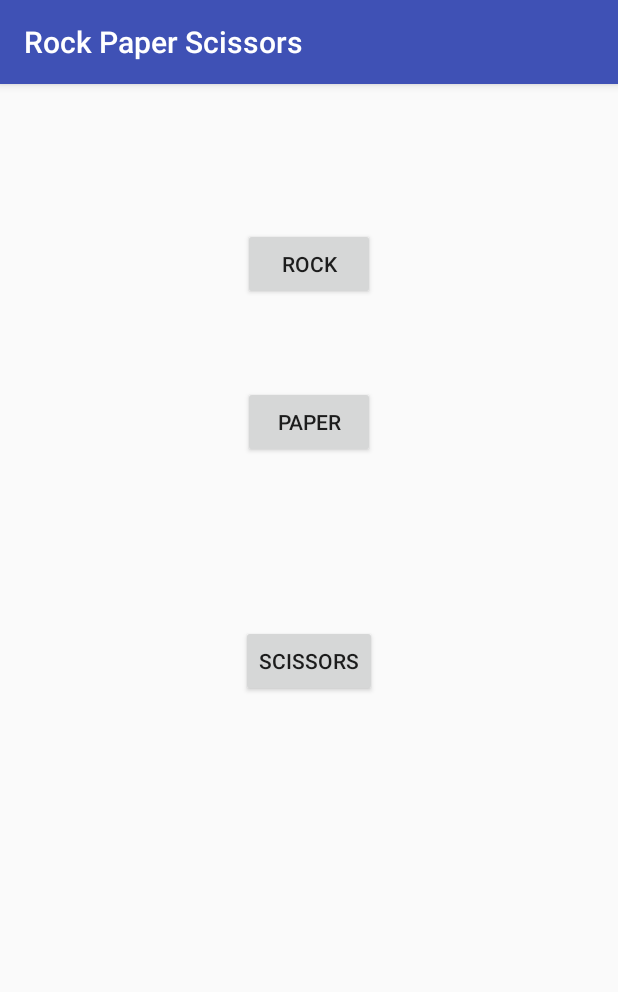
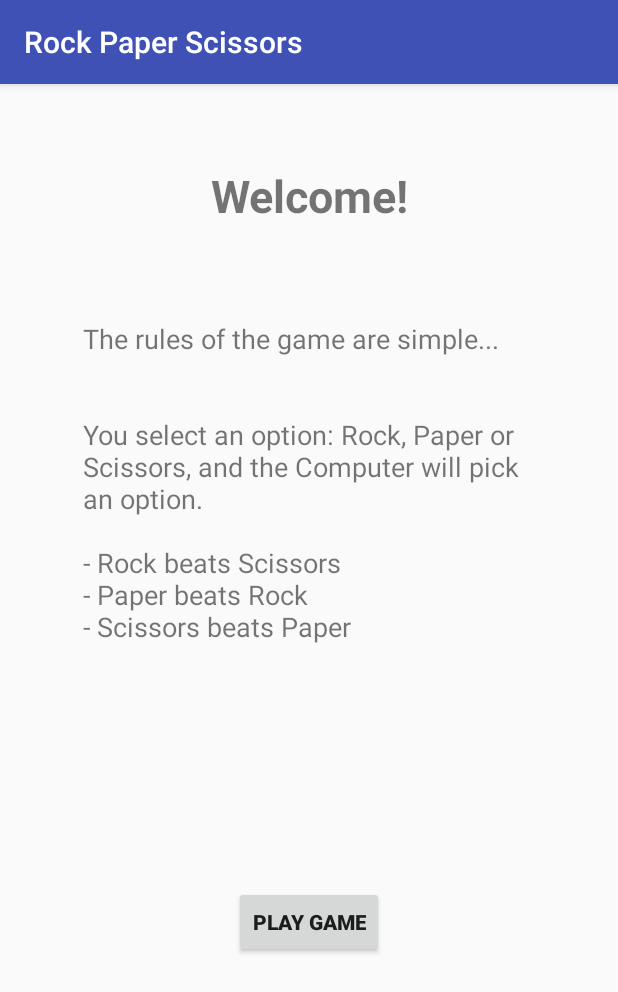
Before and after one commit to ClareBee/rock_paper_scissors_app, an Android app: the screen it shows after launch (MainActivity before the commit, WelcomeActivity after it), on a phone screen of 412 x 824 dp. Shown: the top 992 px of the screen. Run offline under Robolectric (Android 15) with nearby library versions, the phone set to English and light mode, and no system bars.

Commit message:
Adds Welcome activity and Play Again option

```diff
--- a/app/src/main/java/com/example/peter/rockpaperscissors/Game.java
+++ b/app/src/main/java/com/example/peter/rockpaperscissors/Game.java
@@ -90,12 +90,12 @@ public class Game {
     }
 
     public boolean checkWin(){
-        if (userHand.getBeats() == aiHand.getName()){
+        if (userHand.getBeats().equals(aiHand.getName())){
             this.gameWon = true;
             this.winnerName = "You";
             this.winningHand = userHand;
             this.userWins++;
-        } else if (aiHand.getBeats() == userHand.getName()) {
+        } else if (aiHand.getBeats().equals(userHand.getName())) {
             this.gameWon = true;
             this.winnerName = "The Robot";
             this.winningHand = aiHand;
--- /dev/null
+++ b/app/src/main/java/com/example/peter/rockpaperscissors/WelcomeActivity.java
@@ -0,0 +1,21 @@
+package com.example.peter.rockpaperscissors;
+
+import android.content.Intent;
+import android.support.v7.app.AppCompatActivity;
+import android.os.Bundle;
+import android.util.Log;
+import android.view.View;
+
+public class WelcomeActivity extends AppCompatActivity {
+
+    @Override
+    protected void onCreate(Bundle savedInstanceState) {
+        super.onCreate(savedInstanceState);
+        setContentView(R.layout.activity_welcome);
+    }
+
+    public void playGameBtnOnClick(View button){
+        Intent i = new Intent(this, MainActivity.class);
+        startActivity(i);
+    }
+}
--- a/app/src/main/res/layout/activity_main.xml
+++ b/app/src/main/res/layout/activity_main.xml
@@ -10,43 +10,42 @@
         android:id="@+id/rock_btn"
         android:layout_width="wrap_content"
         android:layout_height="wrap_content"
-        android:layout_marginLeft="8dp"
         android:layout_marginRight="8dp"
         android:layout_marginTop="96dp"
         android:onClick="rockBtnOnClick"
-        android:text="Rock"
-        app:layout_constraintLeft_toLeftOf="parent"
+        android:text="@string/rock"
         app:layout_constraintRight_toRightOf="parent"
-        app:layout_constraintTop_toTopOf="parent" />
+        app:layout_constraintTop_toTopOf="parent"
+        android:layout_marginLeft="8dp"
+        app:layout_constraintLeft_toLeftOf="parent" />
 
     <Button
         android:id="@+id/paper_btn"
         android:layout_width="wrap_content"
         android:layout_height="wrap_content"
-        android:layout_marginLeft="8dp"
         android:layout_marginRight="8dp"
         android:layout_marginTop="57dp"
         android:onClick="paperBtnOnClick"
-        android:text="Paper"
-        app:layout_constraintLeft_toLeftOf="parent"
+        android:text="@string/paper"
         app:layout_constraintRight_toRightOf="parent"
-        app:layout_constraintTop_toBottomOf="@+id/rock_btn" />
+        app:layout_constraintTop_toBottomOf="@+id/rock_btn"
+        android:layout_marginLeft="8dp"
+        app:layout_constraintLeft_toLeftOf="parent" />
 
     <Button
         android:id="@+id/scissors_btn"
         android:layout_width="wrap_content"
         android:layout_height="wrap_content"
-        android:layout_marginLeft="8dp"
         android:layout_marginRight="8dp"
         android:layout_marginTop="6dp"
         android:onClick="scissorsBtnOnClick"
-        android:text="Scissors"
-        app:layout_constraintLeft_toLeftOf="parent"
+        android:text="@string/scissors"
         app:layout_constraintRight_toRightOf="parent"
         app:layout_constraintTop_toBottomOf="@+id/paper_btn"
-        app:layout_constraintHorizontal_bias="0.501"
         app:layout_constraintBottom_toBottomOf="parent"
         android:layout_marginBottom="8dp"
-        app:layout_constraintVertical_bias="0.23" />
+        app:layout_constraintVertical_bias="0.23"
+        android:layout_marginLeft="8dp"
+        app:layout_constraintLeft_toLeftOf="parent" />
 
 </android.support.constraint.ConstraintLayout>
--- /dev/null
+++ b/app/src/main/res/layout/activity_welcome.xml
@@ -0,0 +1,55 @@
+<?xml version="1.0" encoding="utf-8"?>
+<android.support.constraint.ConstraintLayout xmlns:android="http://schemas.android.com/apk/res/android"
+    xmlns:app="http://schemas.android.com/apk/res-auto"
+    xmlns:tools="http://schemas.android.com/tools"
+    android:layout_width="match_parent"
+    android:layout_height="match_parent"
+    tools:context="com.example.peter.rockpaperscissors.WelcomeActivity">
+
+    <TextView
+        android:id="@+id/welcome_text"
+        android:layout_width="300dp"
+        android:layout_height="38dp"
+        android:layout_marginLeft="8dp"
+        android:layout_marginRight="8dp"
+        android:layout_marginTop="54dp"
+        android:text="Welcome!"
+        android:textAlignment="center"
+        android:textSize="30sp"
+        android:textStyle="bold"
+        app:layout_constraintLeft_toLeftOf="parent"
+        app:layout_constraintRight_toRightOf="parent"
+        app:layout_constraintTop_toTopOf="parent"
+        tools:layout_editor_absoluteX="84dp" />
+
+    <Button
+        android:id="@+id/play_game_btn"
+        android:layout_width="wrap_content"
+        android:layout_height="wrap_content"
+        android:layout_marginBottom="31dp"
+        android:layout_marginLeft="8dp"
+        android:layout_marginRight="8dp"
+        android:onClick="playGameBtnOnClick"
+        android:text="Play Game"
+        android:textStyle="bold"
+        app:layout_constraintBottom_toBottomOf="parent"
+        app:layout_constraintHorizontal_bias="0.501"
+        app:layout_constraintLeft_toLeftOf="parent"
+        app:layout_constraintRight_toRightOf="parent"
+        android:layout_marginTop="8dp"
+        app:layout_constraintTop_toBottomOf="@+id/game_rules_text" />
+
+    <TextView
+        android:id="@+id/game_rules_text"
+        android:layout_width="302dp"
+        android:layout_height="215dp"
+        android:layout_marginLeft="8dp"
+        android:layout_marginRight="8dp"
+        android:layout_marginTop="65dp"
+        android:text="@string/rules"
+        android:textSize="18sp"
+        app:layout_constraintLeft_toLeftOf="parent"
+        app:layout_constraintRight_toRightOf="parent"
+        app:layout_constraintTop_toBottomOf="@+id/welcome_text" />
+
+</android.support.constraint.ConstraintLayout>
```
Also changed, not shown: app/src/main/AndroidManifest.xml (+6 -4 lines), app/src/main/java/com/example/peter/rockpaperscissors/MainActivity.java (+7 -5 lines), app/src/main/java/com/example/peter/rockpaperscissors/ResultActivity.java (+7 -2 lines), app/src/main/res/layout/activity_result.xml (+18 -0 lines), app/src/main/res/values/strings.xml (+7 -0 lines), app/src/main/res/drawable/paper.png (added), app/src/main/res/drawable/rock.png (added), 1 other file.
